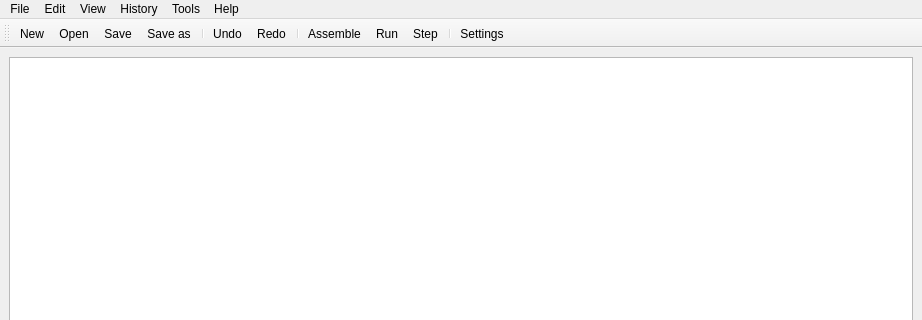
Old version of the form gui/ui/main_window.ui in the repository imndllnuri/rv32i-emulator; both pictures show x 0 to 922 and y 0 to 320 of the 922 by 683 pixel window.
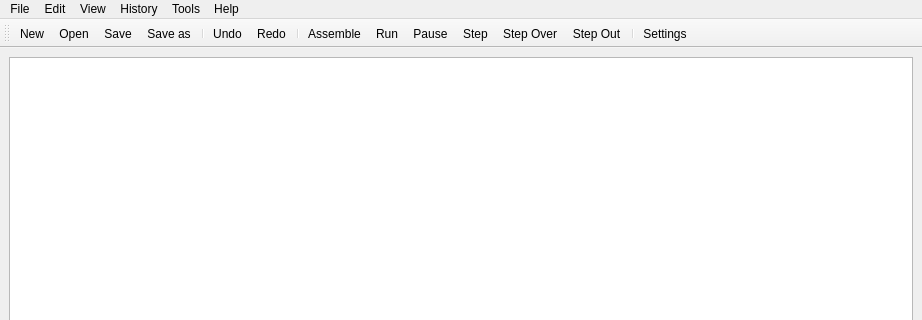
New version of the form.

Patch:
```diff
--- a/gui/ui/main_window.ui
+++ b/gui/ui/main_window.ui
@@ -165,7 +165,10 @@
    <addaction name="separator"/>
    <addaction name="actionAssemble"/>
    <addaction name="actionRun"/>
+   <addaction name="actionPause"/>
    <addaction name="actionStep"/>
+   <addaction name="actionStep_Over"/>
+   <addaction name="actionStep_Out"/>
    <addaction name="separator"/>
    <addaction name="actionSettings"/>
   </widget>
@@ -449,6 +452,36 @@
     <string>Step</string>
    </property>
   </action>
+  <action name="actionPause">
+   <property name="text">
+    <string>Pause</string>
+   </property>
+   <property name="toolTip">
+    <string>Pause the running program</string>
+   </property>
+  </action>
+  <action name="actionStep_Over">
+   <property name="text">
+    <string>Step Over</string>
+   </property>
+   <property name="toolTip">
+    <string>Step over a function call</string>
+   </property>
+   <property name="shortcut">
+    <string>F10</string>
+   </property>
+  </action>
+  <action name="actionStep_Out">
+   <property name="text">
+    <string>Step Out</string>
+   </property>
+   <property name="toolTip">
+    <string>Run until the current function returns</string>
+   </property>
+   <property name="shortcut">
+    <string>Shift+F11</string>
+   </property>
+  </action>
  </widget>
  <resources/>
  <connections/>
```
Left out of the diff: 27 changed lines with no effect on the pictures.
